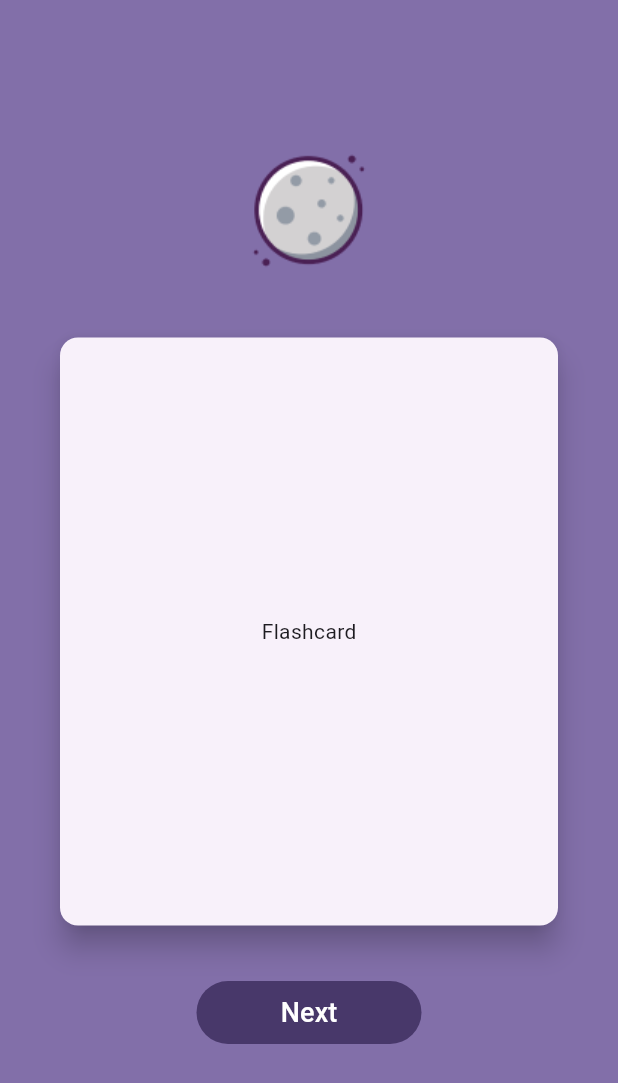
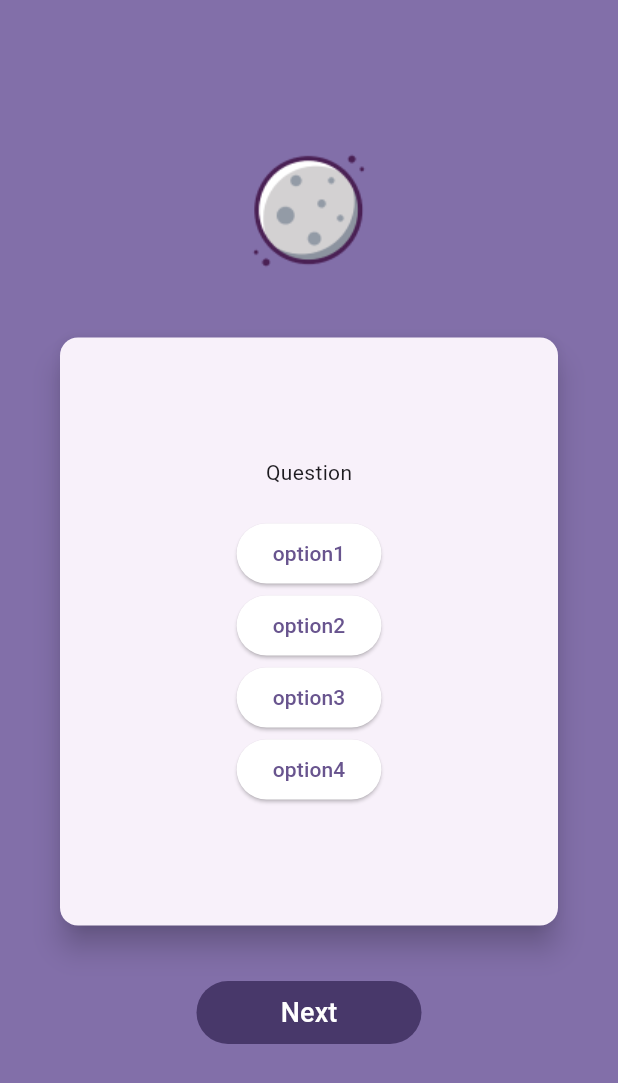
Before and after one commit to ProLangMaster-team/ProLangMaster, a Flutter app: the screen it shows after launch, on a phone screen of 412 x 824 dp. Shown: the top 1083 px of the screen. Run offline on Flutter 3.47's test engine with Material 2 defaults, Android fonts, the light colour scheme and no system bars; drawn by our look-alikes of flip_card; our stand-ins replace email_validator; missing offline and left inert: dart:ffi.

Commit message:
flash-card-screen-updated

```diff
--- a/pro_lang_master/lib/Login/flashcardQuestion.dart
+++ b/pro_lang_master/lib/Login/flashcardQuestion.dart
@@ -15,8 +15,9 @@ class FlashCard extends StatefulWidget {
 }
 
 class flashCard extends State<FlashCard> {
-  final TextEditingController emailController = new TextEditingController();
   var errorCase = false;
+  final List<String> options = ['option1', 'option2', 'option3', 'option4'];
+  String selectedOption = '';
   @override
   Widget build(BuildContext context) {
     return Scaffold(
@@ -41,10 +42,27 @@ class flashCard extends State<FlashCard> {
                   height: 400,
                   child: FlipCard(
                       front: Card(
-                          elevation: 8,
-                          child: Center(
-                            child: Text("Flashcard"),
-                          )),
+                        elevation: 8,
+                        child: Column(
+                          mainAxisAlignment: MainAxisAlignment.center,
+                          children: [
+                            Text("Question"),
+                            SizedBox(height: 20),
+                            for (String option in options)
+                              ElevatedButton(
+                                onPressed: () {
+                                  setState(() {
+                                    selectedOption = option;
+                                  });
+                                },
+                                style: ElevatedButton.styleFrom(
+                                    backgroundColor:
+                                        Color.fromRGBO(255, 255, 255, 1)),
+                                child: Text(option),
+                              ),
+                          ],
+                        ),
+                      ),
                       back: Card(
                           elevation: 8,
                           child: Center(
```
